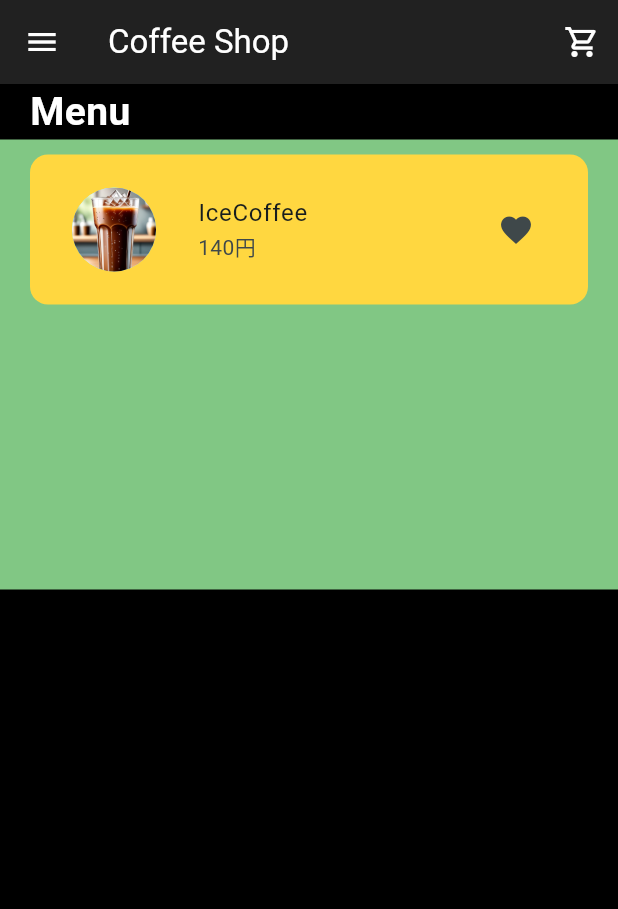
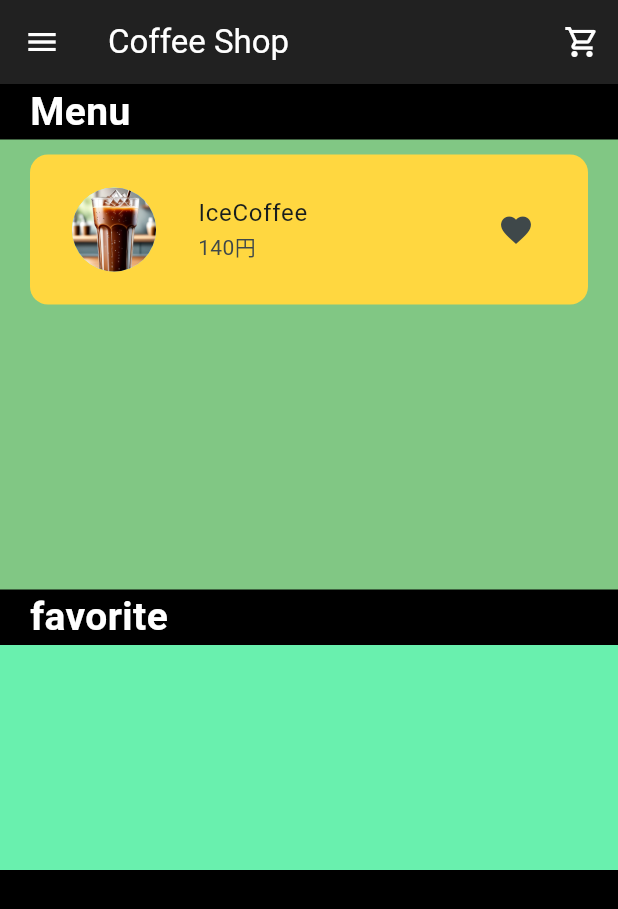
Before and after one commit to 54-xenon/coffee-app, a Flutter app: the HomePage screen opened directly, on a phone screen of 412 x 824 dp. Shown: the top 909 px of the screen. Run offline on Flutter 3.47's test engine with Material 3 defaults, Android fonts, the phone set to English and light mode, and no system bars.

Commit message:
新しいリストの追加

```diff
--- a/lib/pages/home_page.dart
+++ b/lib/pages/home_page.dart
@@ -10,12 +10,11 @@ class HomePage extends StatefulWidget {
 }
 
 class _HomePageState extends State<HomePage> {
-
   // List<CategoriModel> categoris = [];
   List<CoffeemenuModel> menu = [];
 
   void _getInfoMethod() {
-     menu = CoffeemenuModel.getMenu();
+    menu = CoffeemenuModel.getMenu();
   }
 
   @override
@@ -24,29 +23,22 @@ class _HomePageState extends State<HomePage> {
     _getInfoMethod();
     return Scaffold(
       appBar: AppBar(
-        title: const Text(
-            'Coffee Shop',
-            style: TextStyle(
-                color: Colors.white,
-            )
-        ),
+        title: const Text('Coffee Shop', style: TextStyle(color: Colors.white)),
         leading: IconButton(
           onPressed: () {},
-          icon: Icon(
-            Icons.menu,
-            color: Colors.white,
-          ),
+          icon: Icon(Icons.menu, color: Colors.white),
         ),
 
         // waa tapped cart
         actions: [
           IconButton(
-            onPressed: () => Navigator.push(context, MaterialPageRoute(builder: (context) => CartPage())),
-            icon: Icon(
-              Icons.shopping_cart_outlined,
-              color: Colors.white,
-              ),
-          )
+            onPressed:
+                () => Navigator.push(
+                  context,
+                  MaterialPageRoute(builder: (context) => CartPage()),
+                ),
+            icon: Icon(Icons.shopping_cart_outlined, color: Colors.white),
+          ),
         ],
         backgroundColor: Colors.grey[900],
         elevation: 0,
@@ -65,7 +57,7 @@ class _HomePageState extends State<HomePage> {
               ),
             ),
           ),
-          // メニューのリスト -> ListViewを追加すると止まってしまう
+          // menu list
           Container(
             height: 300,
             color: Colors.green[300],
@@ -74,12 +66,7 @@ class _HomePageState extends State<HomePage> {
               separatorBuilder: (context, index) => SizedBox(height: 10),
               itemBuilder: (context, index) {
                 return Padding(
-                  padding: const EdgeInsets.only(
-                    // 上のmenuとチグハグにならないように余白を調整
-                    left: 20,
-                    right: 20,
-                    top: 10,
-                  ),
+                  padding: const EdgeInsets.only(left: 20, right: 20, top: 10),
                   child: Container(
                     height: 100,
                     decoration: BoxDecoration(
@@ -107,9 +94,29 @@ class _HomePageState extends State<HomePage> {
                   ),
                 );
               },
-
             ),
-          )
+          ),
+          Padding(
+            padding: const EdgeInsets.only(left: 20),
+            child: Text(
+              'favorite',
+              style: TextStyle(
+                color: Colors.white,
+                fontWeight: FontWeight.bold,
+                fontSize: 26,
+              ),
+            ),
+          ),
+          // recommedn中身
+          Container(
+            height: 150,
+            decoration: BoxDecoration(
+              color: Colors.greenAccent
+            ),
+            child: ListView(
+              // この中に新しいリストを作る
+            ),
+          ),
         ],
       ),
     );
```
